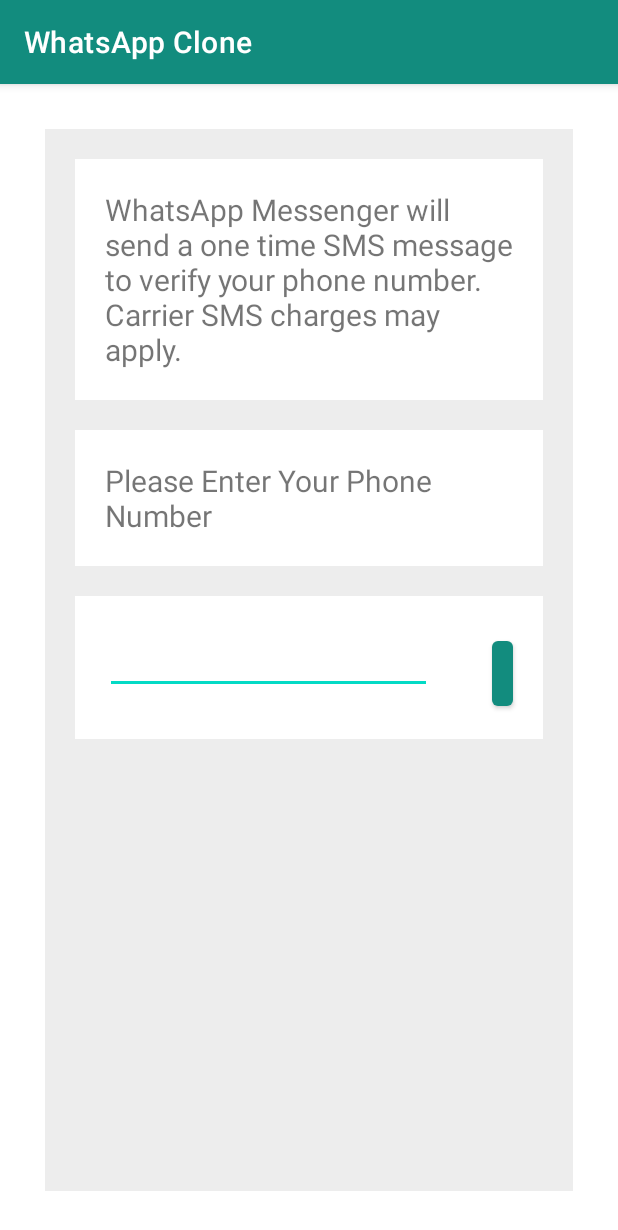
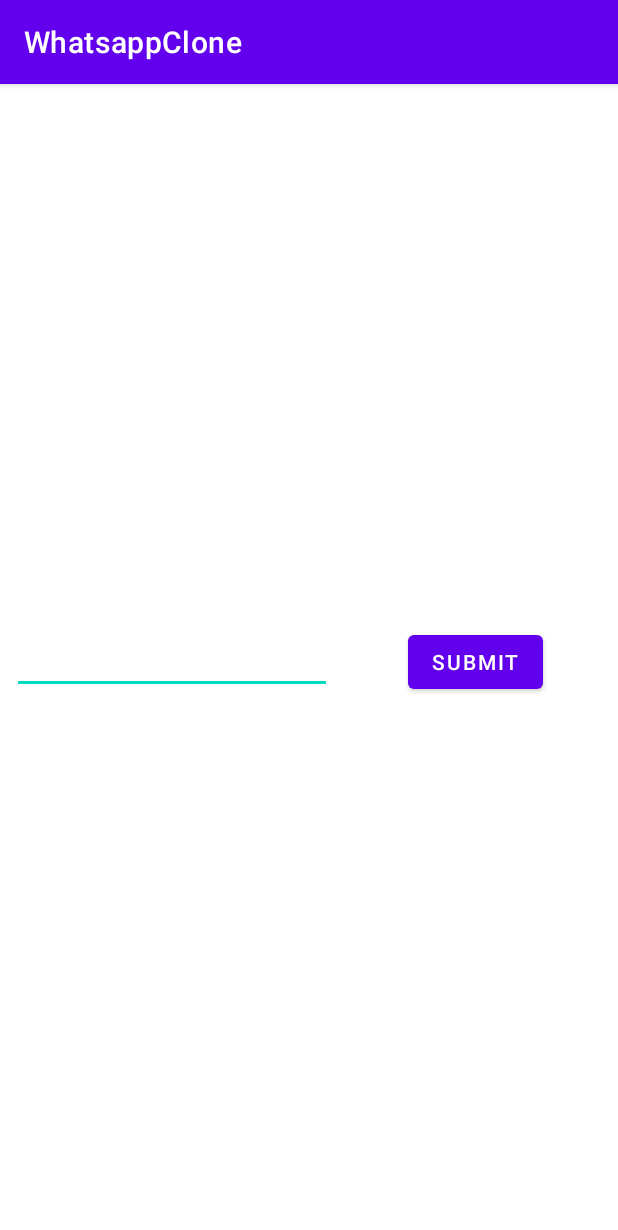
Before and after one commit to kashifisonly1/MC_GroupProject, an Android app: the screen it shows after launch (SignupActivity before the commit, MainActivity after it), on a phone screen of 412 x 824 dp. Shown: the top 1230 px of the screen. Run offline under Robolectric (Android 15) with nearby library versions, the phone set to English and light mode, and no system bars.

Commit message:
updated android app

```diff
--- a/WhatsappClone/app/src/main/java/com/mcgroupproject/whatsapp/SignupActivity.java
+++ /dev/null
@@ -1,14 +0,0 @@
-package com.mcgroupproject.whatsapp;
-
-import androidx.appcompat.app.AppCompatActivity;
-
-import android.os.Bundle;
-
-public class SignupActivity extends AppCompatActivity {
-
-    @Override
-    protected void onCreate(Bundle savedInstanceState) {
-        super.onCreate(savedInstanceState);
-        setContentView(R.layout.activity_signup);
-    }
-}
--- a/WhatsappClone/app/src/main/res/layout/activity_main.xml
+++ b/WhatsappClone/app/src/main/res/layout/activity_main.xml
@@ -6,13 +6,24 @@
     android:layout_height="match_parent"
     tools:context=".MainActivity">
 
-    <TextView
+    <EditText
+        android:id="@+id/phoneField"
         android:layout_width="wrap_content"
         android:layout_height="wrap_content"
-        android:text="Hello World!"
+        android:layout_marginStart="8dp"
+        android:ems="10"
+        android:inputType="phone"
         app:layout_constraintBottom_toBottomOf="parent"
-        app:layout_constraintLeft_toLeftOf="parent"
-        app:layout_constraintRight_toRightOf="parent"
+        app:layout_constraintStart_toStartOf="parent"
         app:layout_constraintTop_toTopOf="parent" />
 
+    <Button
+        android:id="@+id/button"
+        android:layout_width="wrap_content"
+        android:layout_height="wrap_content"
+        android:text="Submit"
+        app:layout_constraintEnd_toEndOf="parent"
+        app:layout_constraintStart_toEndOf="@+id/phoneField"
+        app:layout_constraintTop_toTopOf="@+id/phoneField"
+        android:onClick="signinphone"/>
 </androidx.constraintlayout.widget.ConstraintLayout>
--- a/WhatsappClone/app/src/main/res/layout/activity_signup.xml
+++ /dev/null
@@ -1,59 +0,0 @@
-<?xml version="1.0" encoding="utf-8"?>
-<LinearLayout xmlns:android="http://schemas.android.com/apk/res/android"
-    xmlns:app="http://schemas.android.com/apk/res-auto"
-    xmlns:tools="http://schemas.android.com/tools"
-    android:layout_width="match_parent"
-    android:layout_height="match_parent"
-    android:orientation="vertical"
-    android:layout_margin="30dp"
-    android:background="@color/light_grey"
-    tools:context=".SignupActivity">
-    <LinearLayout
-        android:id="@+id/background"
-        android:layout_width="wrap_content"
-        android:layout_height="wrap_content"
-        android:orientation="vertical">
-
-        <TextView
-            android:id="@+id/signup_send_message"
-            android:layout_width="match_parent"
-            android:layout_height="match_parent"
-            android:layout_marginHorizontal="20dp"
-            android:layout_marginTop="20dp"
-            android:background="@color/white"
-            android:padding="20dp"
-            android:text="@string/signup_send_message"
-            android:textSize="20sp"></TextView>
-
-        <TextView
-            android:layout_width="match_parent"
-            android:layout_height="match_parent"
-            android:layout_marginHorizontal="20dp"
-            android:layout_marginTop="20dp"
-            android:background="@color/white"
-            android:padding="20dp"
-            android:text="@string/enter_number"
-            android:textSize="20sp"></TextView>
-
-        <LinearLayout
-            android:layout_width="wrap_content"
-            android:layout_height="wrap_content"
-            android:orientation="horizontal"
-            android:layout_margin="20dp"
-            android:background="@color/white">
-
-            <EditText
-                android:layout_width="218dp"
-                android:layout_height="wrap_content"
-                android:layout_margin="20dp"></EditText>
-            <Button
-                android:id="@+id/numberVerify"
-                android:layout_width="wrap_content"
-                android:layout_height="wrap_content"
-                android:layout_margin="20dp"
-                android:text="OK"
-                >
-            </Button>
-        </LinearLayout>
-    </LinearLayout>
-</LinearLayout>
--- a/WhatsappClone/app/src/main/res/values/colors.xml
+++ b/WhatsappClone/app/src/main/res/values/colors.xml
@@ -7,11 +7,4 @@
     <color name="teal_700">#FF018786</color>
     <color name="black">#FF000000</color>
     <color name="white">#FFFFFFFF</color>
-
-    <color name="transparent">#00000000 </color>
-    <color name="teal_green">#128C7E</color>
-    <color name="teal_green_dark">#075E54</color>
-    <color name="light_green">#25D366</color>
-    <color name="blue">#34B7F1</color>
-    <color name="light_grey">#EDEDED</color>
 </resources>
--- a/WhatsappClone/app/src/main/res/values/themes.xml
+++ b/WhatsappClone/app/src/main/res/values/themes.xml
@@ -2,8 +2,8 @@
     <!-- Base application theme. -->
     <style name="Theme.WhatsappClone" parent="Theme.MaterialComponents.DayNight.DarkActionBar">
         <!-- Primary brand color. -->
-        <item name="colorPrimary">@color/teal_green</item>
-        <item name="colorPrimaryVariant">@color/teal_green_dark</item>
+        <item name="colorPrimary">@color/purple_500</item>
+        <item name="colorPrimaryVariant">@color/purple_700</item>
         <item name="colorOnPrimary">@color/white</item>
         <!-- Secondary brand color. -->
         <item name="colorSecondary">@color/teal_200</item>
--- a/WhatsappClone/build.gradle
+++ b/WhatsappClone/build.gradle
@@ -6,7 +6,7 @@
     }
     dependencies {
         classpath "com.android.tools.build:gradle:4.1.2"
-
+        classpath 'com.google.gms:google-services:4.3.5'
         // NOTE: Do not place your application dependencies here; they belong
         // in the individual module build.gradle files
     }
```
Also changed, not shown: WhatsappClone/app/build.gradle (+5 -2 lines), WhatsappClone/app/src/main/AndroidManifest.xml (+2 -6 lines), WhatsappClone/app/src/main/java/com/mcgroupproject/whatsapp/ProfileInfoActivity.java (deleted, +0 -14 lines), WhatsappClone/app/src/main/java/com/mcgroupproject/whatsapp/SmsVerificationActivity.java (deleted, +0 -14 lines), WhatsappClone/app/src/main/java/com/mcgroupproject/whatsappclone/MainActivity.java (renamed from WhatsappClone/app/src/main/java/com/mcgroupproject/whatsapp/MainActivity.java, +8 -1 lines), WhatsappClone/app/src/main/res/layout/activity_profile_info.xml (deleted, +0 -36 lines), WhatsappClone/app/src/main/res/layout/activity_sms_verification.xml (deleted, +0 -40 lines), WhatsappClone/app/src/main/res/values/strings.xml (+1 -8 lines), WhatsappClone/gradle/wrapper/gradle-wrapper.properties, 5 other files.
